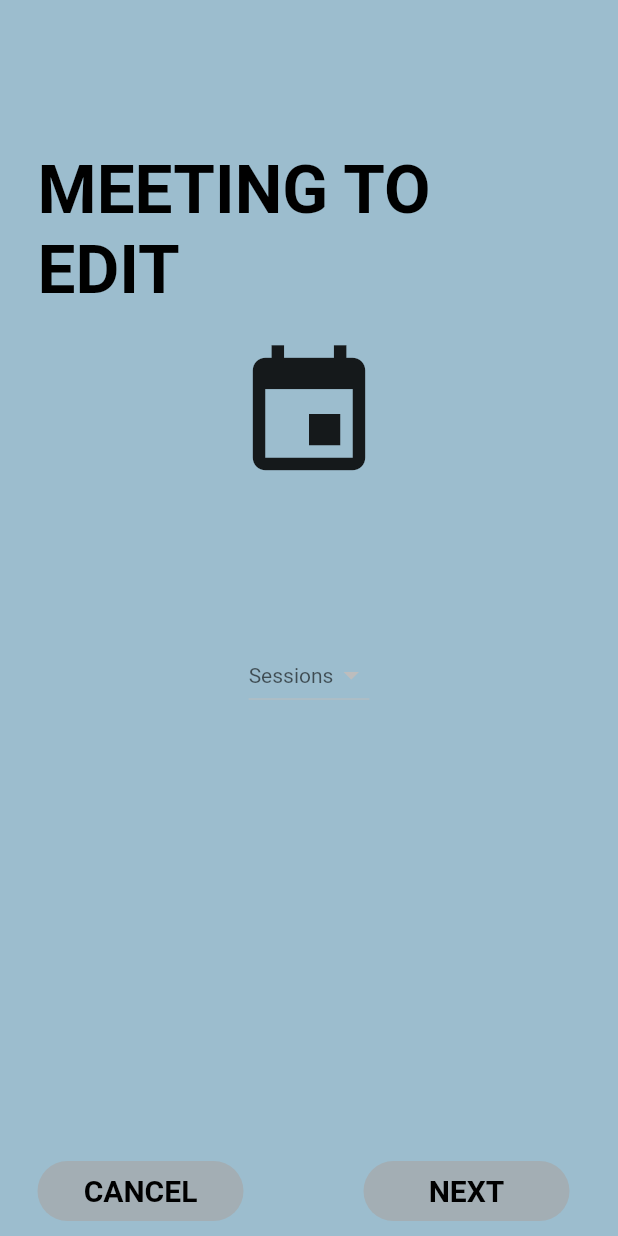
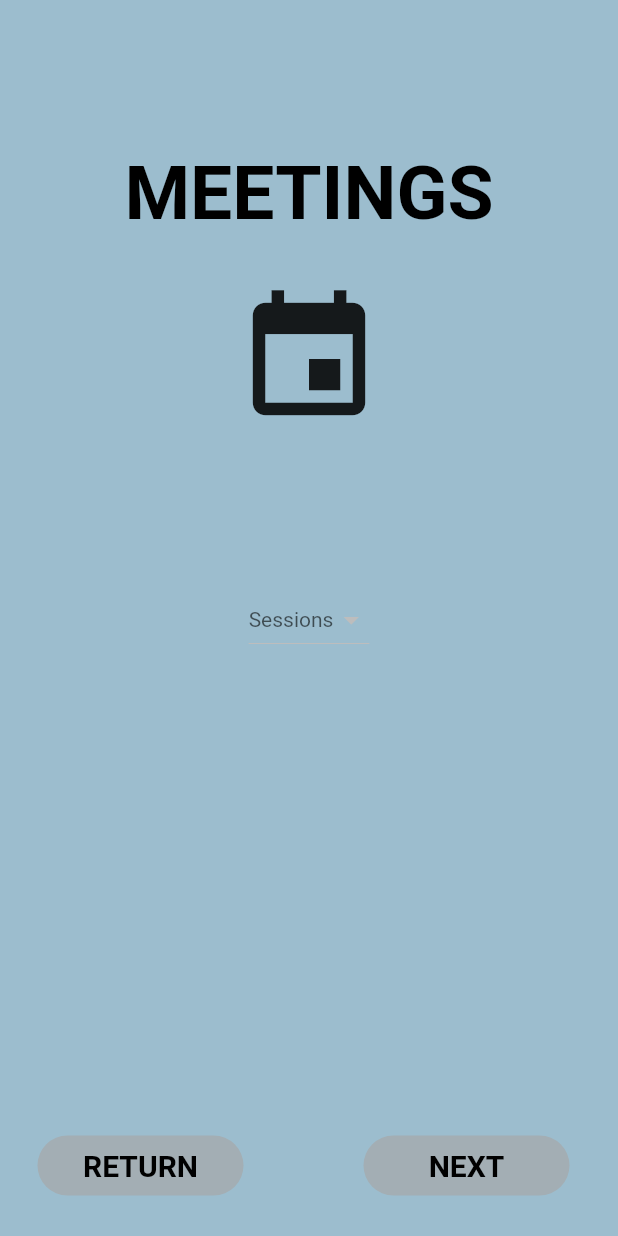
Before and after one commit to FEUP-ESOF-2020-21/open-cx-t1g5-esoflers, a Flutter app: the SchedulePage screen opened directly, after a tap on the "edit" icon, on a phone screen of 412 x 824 dp. Run offline on Flutter 3.47's test engine with Material 2 defaults, Android fonts, the phone set to English and light mode, and no system bars; our stand-ins replace cloud_firestore, firebase_core; accounts and stored records are empty.

Commit message:
Some adjustments.

```diff
--- a/open-cx-master/open-cx-master/open_cx/lib/Controller/AddMeeting.dart
+++ b/open-cx-master/open-cx-master/open_cx/lib/Controller/AddMeeting.dart
@@ -46,7 +46,7 @@ class _AddMeetingPageState extends State<AddMeetingPage> {
               ),
             ),
             SizedBox(
-              height: 20.0,
+              height: 50.0,
             ),
             Icon(
                 Icons.event,
@@ -102,14 +102,22 @@ class _AddMeetingPageState extends State<AddMeetingPage> {
     return GestureDetector(
       onTap: () {
         Navigator.of(context).push(MaterialPageRoute<Null>(builder: (BuildContext context) {
-          if (name == "NEXT") {
+          if (name == "NEXT" && dropdownValue != null) {
             Session sessionToShow =  sessionsDatabase.getSessionById(parseId(dropdownValue));
 
             Session newSession = new Session(sessionToShow.name, sessionToShow.description, sessionToShow.date, sessionToShow.initialTime, sessionToShow.finalTime, sessionToShow.platform, true);
             newSession.setId(sessionToShow.getId());
             sessionsDatabase.updateSession(newSession);
+            return SchedulePage();
+
           }
-          return SchedulePage();
+          if (name == "CANCEL") {
+            return SchedulePage();
+          }
+
+          else {
+            return AddMeetingPage();
+          }
         }
         )
         );
--- a/open-cx-master/open-cx-master/open_cx/lib/View/Profile/Profile.dart
+++ b/open-cx-master/open-cx-master/open_cx/lib/View/Profile/Profile.dart
@@ -16,7 +16,7 @@ class _ProfilePageState extends State<ProfilePage> {
       backgroundColor: Color(0xFF9CBDCE),
       resizeToAvoidBottomPadding: false,
       body: Container(
-        padding: EdgeInsets.only(top: 100.0, right: 25.0, left: 25.0, bottom: 0.0),
+        padding: EdgeInsets.only(top: 40.0, right: 25.0, left: 25.0, bottom: 0.0),
         child: Column(
           crossAxisAlignment: CrossAxisAlignment.center,
           children: <Widget>[
@@ -38,6 +38,8 @@ class _ProfilePageState extends State<ProfilePage> {
                   ],
               ),
             ),
+
+            SizedBox(height: 25.0),
 
             Text(
               'PROFILE',
--- a/open-cx-master/open-cx-master/open_cx/lib/View/Schedule/ListMeetings.dart
+++ b/open-cx-master/open-cx-master/open_cx/lib/View/Schedule/ListMeetings.dart
@@ -39,15 +39,15 @@ class _ListMeetingPageState extends State<ListMeetingPage> {
           crossAxisAlignment: CrossAxisAlignment.center,
           children: <Widget>[
             Text(
-              'MEETING TO EDIT',
+              'MEETINGS',
               style: TextStyle(
-                fontSize: 45.0,
+                fontSize: 50.0,
                 color: Colors.black,
                 fontWeight: FontWeight.bold,
               ),
             ),
             SizedBox(
-              height: 20.0,
+              height: 30.0,
             ),
             Icon(
                 Icons.event,
@@ -74,14 +74,14 @@ class _ListMeetingPageState extends State<ListMeetingPage> {
               }).toList(),
             ),
 
-            SizedBox(height: 300.0),
+            SizedBox(height: 320.0),
 
             Container(
               child: Row(
                 children: <Widget>[
                   Align(
                       alignment: Alignment.bottomLeft,
-                      child: buildButtonContainer("CANCEL")
+                      child: buildButtonContainer("RETURN")
                   ),
                   SizedBox(
                     width: 80.0,
@@ -105,8 +105,10 @@ class _ListMeetingPageState extends State<ListMeetingPage> {
         Navigator.of(context).push(MaterialPageRoute<Null>(builder: (BuildContext context) {
           switch (name) {
             case "NEXT":
-              return ViewMeeting(sessionsDatabase.getSessionById(parseId(dropdownValue)));
-            case "CANCEL":
+              if (dropdownValue != null)
+                return ViewMeeting(sessionsDatabase.getSessionById(parseId(dropdownValue)));
+              return ListMeetingPage();
+            case "RETURN":
               return SchedulePage();
             default:
               return null;
--- a/open-cx-master/open-cx-master/open_cx/lib/View/Schedule/Schedule.dart
+++ b/open-cx-master/open-cx-master/open_cx/lib/View/Schedule/Schedule.dart
@@ -1,5 +1,6 @@
 import 'package:flutter/material.dart';
 import 'package:open_cx/Controller/AddMeeting.dart';
+import 'package:open_cx/View/Menu/Menu.dart';
 import 'package:open_cx/globals.dart';
 import '../../Model/Calendar.dart';
 import 'ListMeetings.dart';
@@ -27,12 +28,13 @@ class _SchedulePageState extends State<SchedulePage> {
           children: <Widget>[
 
             AppBar(
-              title: Text('SCHEDULE'),
-
               actions:[
-
+                buildButtonContainer(".", Icon(Icons.menu)),
                 buildButtonContainer("-", Icon(Icons.edit)),
                 buildButtonContainer("+", Icon(Icons.add_circle_outline))],
+
+              title: const Text('SCHEDULE'),
+              automaticallyImplyLeading: false,
             ),
 
             Calendar(sessionsDatabase.getShowSessions())
@@ -49,6 +51,8 @@ class _SchedulePageState extends State<SchedulePage> {
           switch (name) {
             case "+":
               return AddMeetingPage();
+            case ".":
+              return MenuPage();
             case "-":
                return ListMeetingPage();
             default:
```
Also changed, not shown: open-cx-master/open-cx-master/open_cx/lib/View/Schedule/ViewMeeting.dart (+45 -30 lines), 1 other file.
